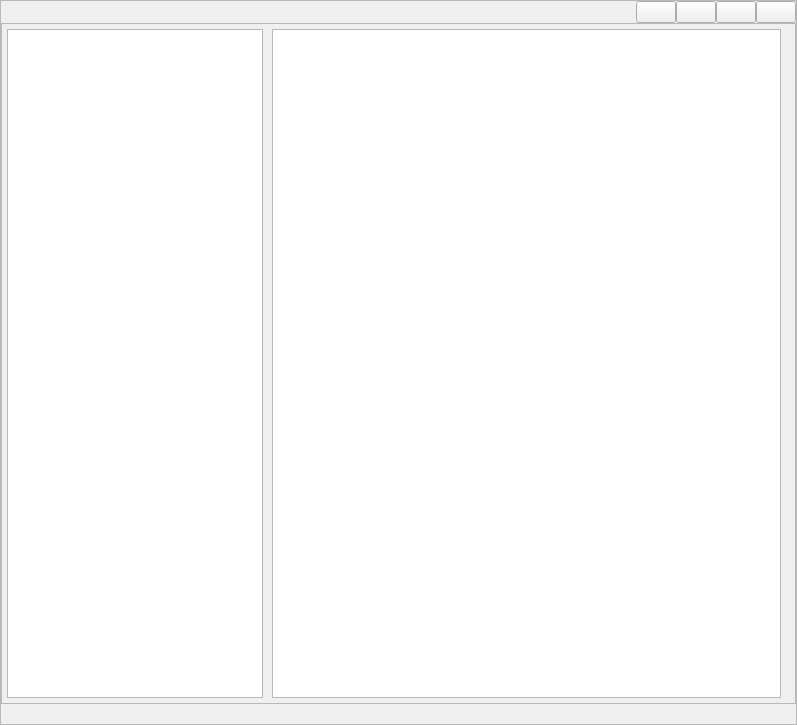
Above: src/gui/ui/main.ui from TheR7angelo/Centre_macro before the change. Below: the same form after it.
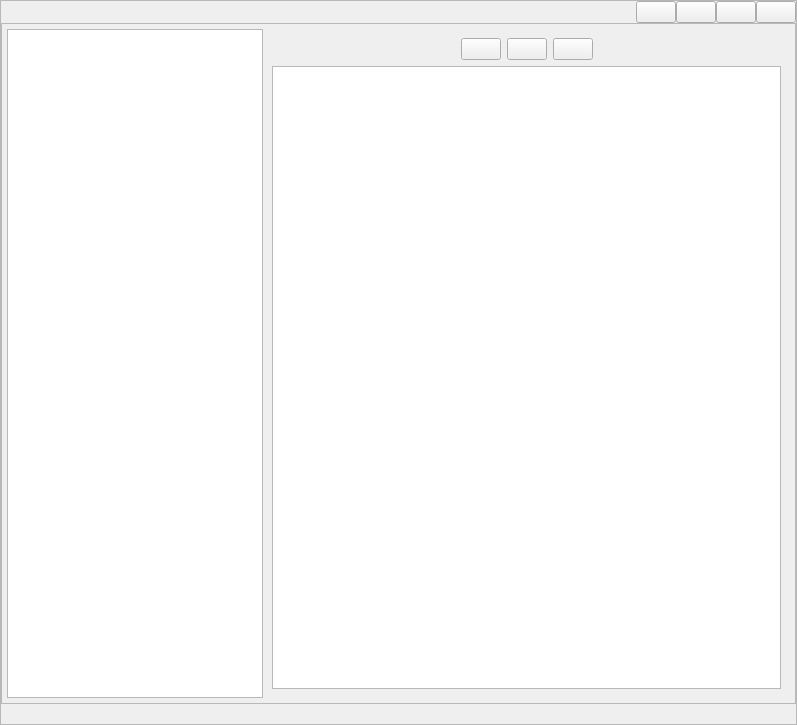
That is the form after the change. The open tabs and pages were chosen to show the change. Custom widgets are drawn as their Qt base class.

Commit message: maj helper manuel submit

The edit to the form file:
```diff
--- a/src/gui/ui/main.ui
+++ b/src/gui/ui/main.ui
@@ -300,15 +300,57 @@
              </widget>
              <widget class="QWidget" name="page_bug_attente">
               <layout class="QVBoxLayout" name="verticalLayout_13">
-               <property name="spacing">
-                <number>0</number>
-               </property>
-               <property name="topMargin">
-                <number>0</number>
-               </property>
-               <property name="bottomMargin">
-                <number>0</number>
-               </property>
+               <item>
+                <layout class="QHBoxLayout" name="horizontalLayout">
+                 <item>
+                  <spacer name="horizontalSpacer_11">
+                   <property name="orientation">
+                    <enum>Qt::Horizontal</enum>
+                   </property>
+                   <property name="sizeHint" stdset="0">
+                    <size>
+                     <width>40</width>
+                     <height>20</height>
+                    </size>
+                   </property>
+                  </spacer>
+                 </item>
+                 <item>
+                  <widget class="QPushButton" name="pb__t_bug_attente__add">
+                   <property name="text">
+                    <string/>
+                   </property>
+                  </widget>
+                 </item>
+                 <item>
+                  <widget class="QPushButton" name="pb__t_bug_attente__remove">
+                   <property name="text">
+                    <string/>
+                   </property>
+                  </widget>
+                 </item>
+                 <item>
+                  <widget class="QPushButton" name="pb__t_bug_attente__submit">
+                   <property name="text">
+                    <string/>
+                   </property>
+                  </widget>
+                 </item>
+                 <item>
+                  <spacer name="horizontalSpacer_12">
+                   <property name="orientation">
+                    <enum>Qt::Horizontal</enum>
+                   </property>
+                   <property name="sizeHint" stdset="0">
+                    <size>
+                     <width>40</width>
+                     <height>20</height>
+                    </size>
+                   </property>
+                  </spacer>
+                 </item>
+                </layout>
+               </item>
                <item>
                 <widget class="QTableView" name="t_bug_attente"/>
                </item>
```
Left out of the diff: 122 changed lines with no effect on the pictures. The commit also changes 3 other files.
